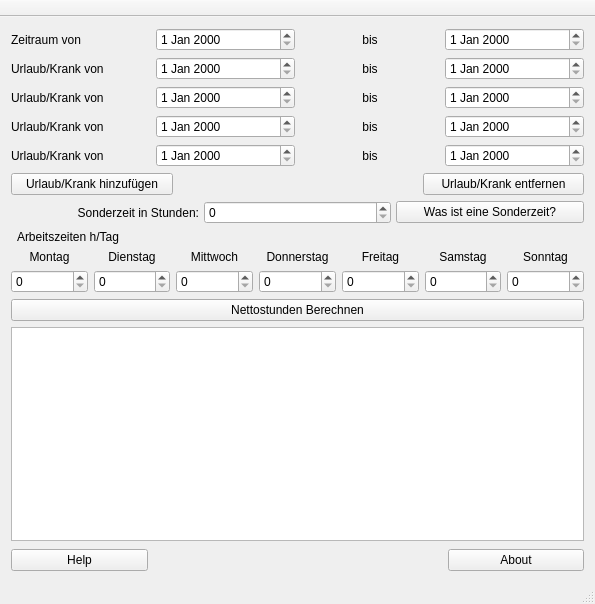
Qt form ui/mainwindow.ui (niiine/nethrpy) before a commit.
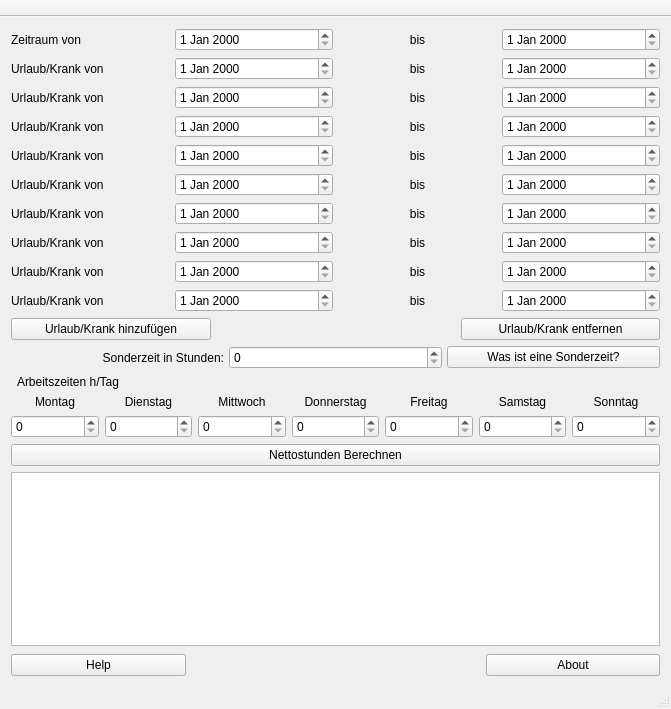
The same form after that commit.

Commit message: uses multidimensional array for the urlaub fields

```diff
--- a/ui/mainwindow.ui
+++ b/ui/mainwindow.ui
@@ -6,8 +6,8 @@
    <rect>
     <x>0</x>
     <y>0</y>
-    <width>595</width>
-    <height>604</height>
+    <width>671</width>
+    <height>709</height>
    </rect>
   </property>
   <property name="windowTitle">
@@ -17,6 +17,25 @@
    <layout class="QFormLayout" name="formLayout">
     <item row="0" column="0" colspan="2">
      <layout class="QGridLayout" name="gridLayout_2">
+      <item row="4" column="2">
+       <widget class="QLabel" name="label_urlaub_bis_4">
+        <property name="text">
+         <string>bis</string>
+        </property>
+        <property name="alignment">
+         <set>Qt::AlignCenter</set>
+        </property>
+       </widget>
+      </item>
+      <item row="5" column="3">
+       <widget class="QDateEdit" name="date_urlaub_bis_5"/>
+      </item>
+      <item row="6" column="1">
+       <widget class="QDateEdit" name="date_urlaub_von_6"/>
+      </item>
+      <item row="7" column="3">
+       <widget class="QDateEdit" name="date_urlaub_bis_7"/>
+      </item>
       <item row="3" column="1">
        <widget class="QDateEdit" name="date_urlaub_von_3"/>
       </item>
@@ -122,9 +141,37 @@
       <item row="4" column="3">
        <widget class="QDateEdit" name="date_urlaub_bis_4"/>
       </item>
-      <item row="4" column="2">
-       <widget class="QLabel" name="label_urlaub_bis_4">
+      <item row="7" column="1">
+       <widget class="QDateEdit" name="date_urlaub_von_7"/>
+      </item>
+      <item row="5" column="1">
+       <widget class="QDateEdit" name="date_urlaub_von_5"/>
+      </item>
+      <item row="9" column="1">
+       <widget class="QDateEdit" name="date_urlaub_von_9"/>
+      </item>
+      <item row="8" column="3">
+       <widget class="QDateEdit" name="date_urlaub_bis_8"/>
+      </item>
+      <item row="8" column="1">
+       <widget class="QDateEdit" name="date_urlaub_von_8"/>
+      </item>
+      <item row="5" column="0">
+       <widget class="QLabel" name="label_urlaub_von_5">
         <property name="text">
+         <string>Urlaub/Krank von</string>
+        </property>
+       </widget>
+      </item>
+      <item row="9" column="3">
+       <widget class="QDateEdit" name="date_urlaub_bis_9"/>
+      </item>
+      <item row="6" column="3">
+       <widget class="QDateEdit" name="date_urlaub_bis_6"/>
+      </item>
+      <item row="5" column="2">
+       <widget class="QLabel" name="label_urlaub_bis_5">
+        <property name="text">
          <string>bis</string>
         </property>
         <property name="alignment">
@@ -132,6 +179,74 @@
         </property>
        </widget>
       </item>
+      <item row="6" column="2">
+       <widget class="QLabel" name="label_urlaub_bis_6">
+        <property name="text">
+         <string>bis</string>
+        </property>
+        <property name="alignment">
+         <set>Qt::AlignCenter</set>
+        </property>
+       </widget>
+      </item>
+      <item row="7" column="2">
+       <widget class="QLabel" name="label_urlaub_bis_7">
+        <property name="text">
+         <string>bis</string>
+        </property>
+        <property name="alignment">
+         <set>Qt::AlignCenter</set>
+        </property>
+       </widget>
+      </item>
+      <item row="8" column="2">
+       <widget class="QLabel" name="label_urlaub_bis_8">
+        <property name="text">
+         <string>bis</string>
+        </property>
+        <property name="alignment">
+         <set>Qt::AlignCenter</set>
+        </property>
+       </widget>
+      </item>
+      <item row="9" column="2">
+       <widget class="QLabel" name="label_urlaub_bis_9">
+        <property name="text">
+         <string>bis</string>
+        </property>
+        <property name="alignment">
+         <set>Qt::AlignCenter</set>
+        </property>
+       </widget>
+      </item>
+      <item row="6" column="0">
+       <widget class="QLabel" name="label_urlaub_von_6">
+        <property name="text">
+         <string>Urlaub/Krank von</string>
+        </property>
+       </widget>
+      </item>
+      <item row="7" column="0">
+       <widget class="QLabel" name="label_urlaub_von_7">
+        <property name="text">
+         <string>Urlaub/Krank von</string>
+        </property>
+       </widget>
+      </item>
+      <item row="8" column="0">
+       <widget class="QLabel" name="label_urlaub_von_8">
+        <property name="text">
+         <string>Urlaub/Krank von</string>
+        </property>
+       </widget>
+      </item>
+      <item row="9" column="0">
+       <widget class="QLabel" name="label_urlaub_von_9">
+        <property name="text">
+         <string>Urlaub/Krank von</string>
+        </property>
+       </widget>
+      </item>
      </layout>
     </item>
     <item row="4" column="0" colspan="2">
```
Left out of the diff: 2 changed lines with no effect on the pictures. The commit also changes 2 other files.
